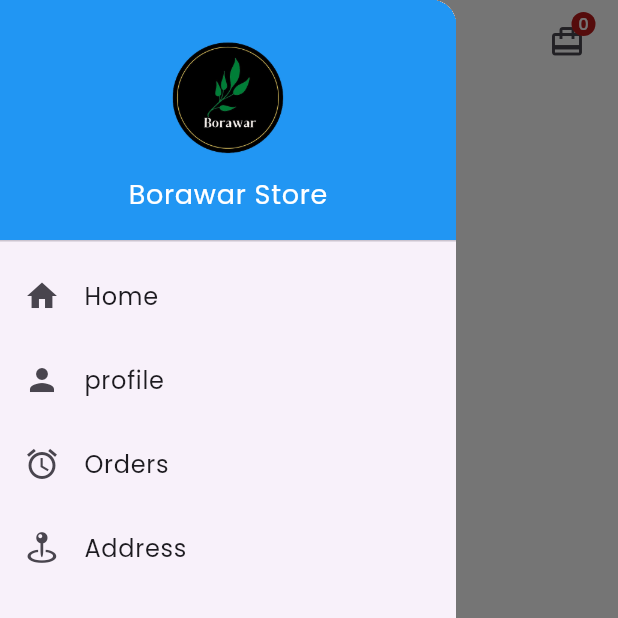
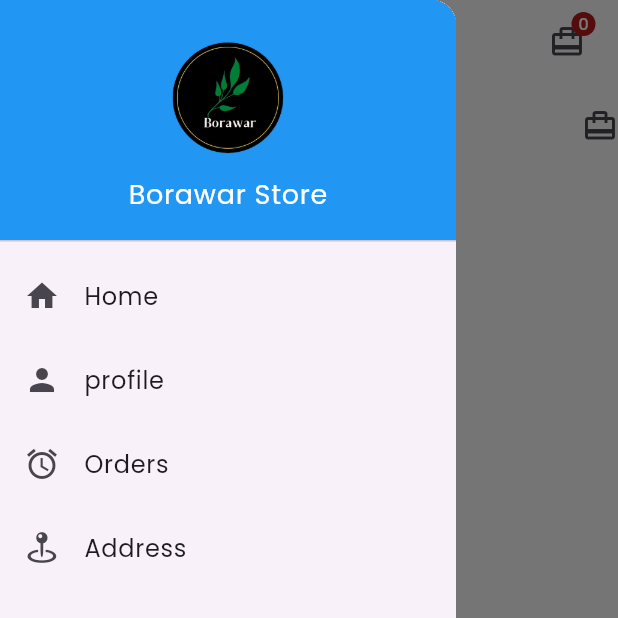
Before and after one commit to Brogrammer207/myproject, a Flutter app: the BottomNavigationScreen screen opened directly, with the side drawer open, on a phone screen of 412 x 824 dp, the top half of it. Run offline on Flutter 3.47's test engine with Material 2 defaults, Android fonts, the phone set to English and light mode, and no system bars; drawn by our look-alikes of carousel_slider, flutter_animate; our stand-ins replace awesome_bottom_bar, cached_network_image, cloud_firestore, firebase_auth, firebase_core, firebase_storage and 7 more; missing offline and left inert: upi_india; accounts and stored records are empty; network calls fail.

Commit message:
By manish - 22-08-20223

```diff
--- a/lib/screens/home_screens/drawer_screen.dart
+++ b/lib/screens/home_screens/drawer_screen.dart
@@ -19,7 +19,7 @@
 class _DrawerScreenState extends State<DrawerScreen> {
 final FirebaseFireStoreService fireStoreService = FirebaseFireStoreService();
 
-bool get adminAccess => fireStoreService.auth.currentUser!.displayName.toString() == "Admin";
+bool get adminAccess => fireStoreService.auth.currentUser?.displayName.toString() == "Admin";
 
   @override
   Widget build(BuildContext context) {
--- a/lib/screens/home_screens/homepage.dart
+++ b/lib/screens/home_screens/homepage.dart
@@ -14,9 +14,11 @@
 import 'package:myproject/screens/product/productDetailsScreen.dart';
 import 'package:myproject/screens/home_screens/profile.dart';
 
+import '../../bottom_navigation_bar_screen.dart';
 import '../../model/model_product.dart';
 import '../category_screen/category_screen.dart';
 import '../widgets/cart_button.dart';
+import 'drawer_screen.dart';
 
 class HomePageScreen extends StatefulWidget {
   const HomePageScreen({super.key});
@@ -26,6 +28,7 @@
 }
 
 class _HomePageState extends State<HomePageScreen> {
+  final GlobalKey<ScaffoldState> _scaffoldKey = GlobalKey<ScaffoldState>();
   final FirebaseFirestore firestore = FirebaseFirestore.instance;
   RxDouble sliderIndex = (0.0).obs;
   int visit = 0;
@@ -38,7 +41,22 @@
   Widget build(BuildContext context) {
     var height = MediaQuery.of(context).size.height;
     var width = MediaQuery.of(context).size.width;
-    return SingleChildScrollView(
+    return Scaffold(
+      key: _scaffoldKey,
+      drawer: const DrawerScreen(),
+      appBar: AppBar(
+        leading: InkWell(
+            onTap: (){
+              _scaffoldKey.currentState!.openDrawer();
+            },
+            child: const Icon(Icons.menu)),
+        title: const Text('Home'),
+        actions: const [
+          Icon(Icons.card_travel)
+        ],
+      ),
+
+      body: SingleChildScrollView(
         physics: const AlwaysScrollableScrollPhysics(),
         child: Column(
           children: [
@@ -296,6 +314,7 @@
             ),
           ],
         ),
+      ),
     );
   }
 }
--- a/lib/splash.dart
+++ b/lib/splash.dart
@@ -3,6 +3,7 @@
 import 'package:firebase_auth/firebase_auth.dart';
 import 'package:flutter/material.dart';
 import 'package:get/get.dart';
+import 'package:myproject/screens/home_screens/homepage.dart';
 
 import 'firebase_services/firestore_service.dart';
 import 'screens/auth/signup.dart';
@@ -33,7 +34,7 @@
         Get.offAll(const ProfileScreen(fromLogin: true,));
       }
     } else {
-      Get.to(const SignUpScreen());
+      Get.to(const HomePageScreen());
     }
   }
 
```
Lines whose indentation alone changed are shown as unchanged.
